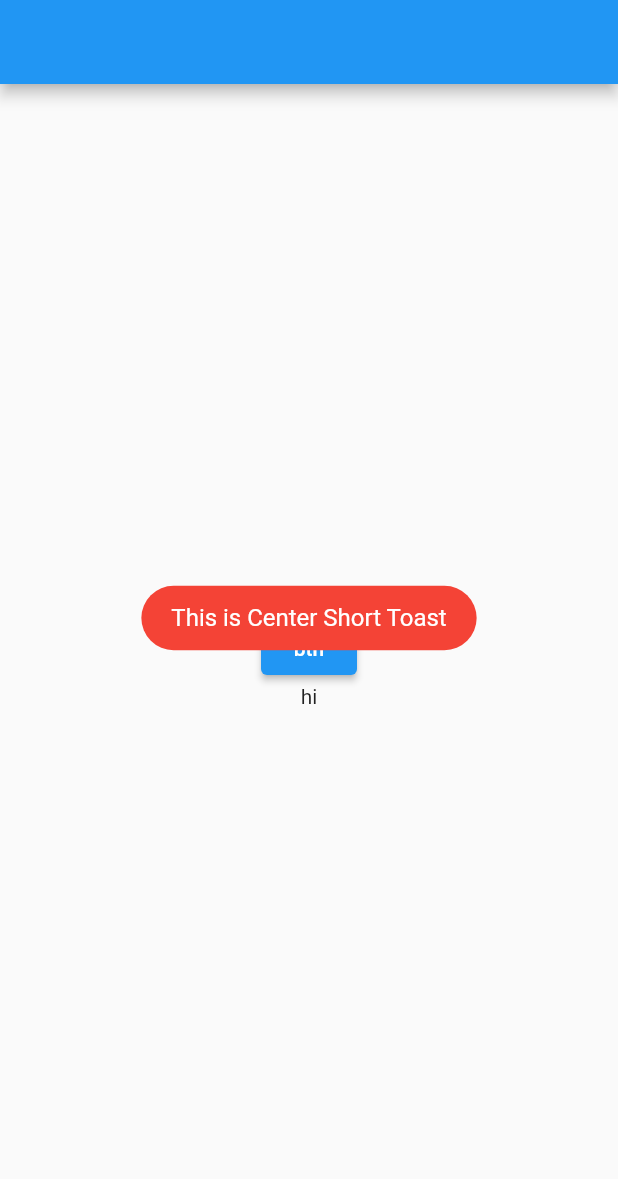
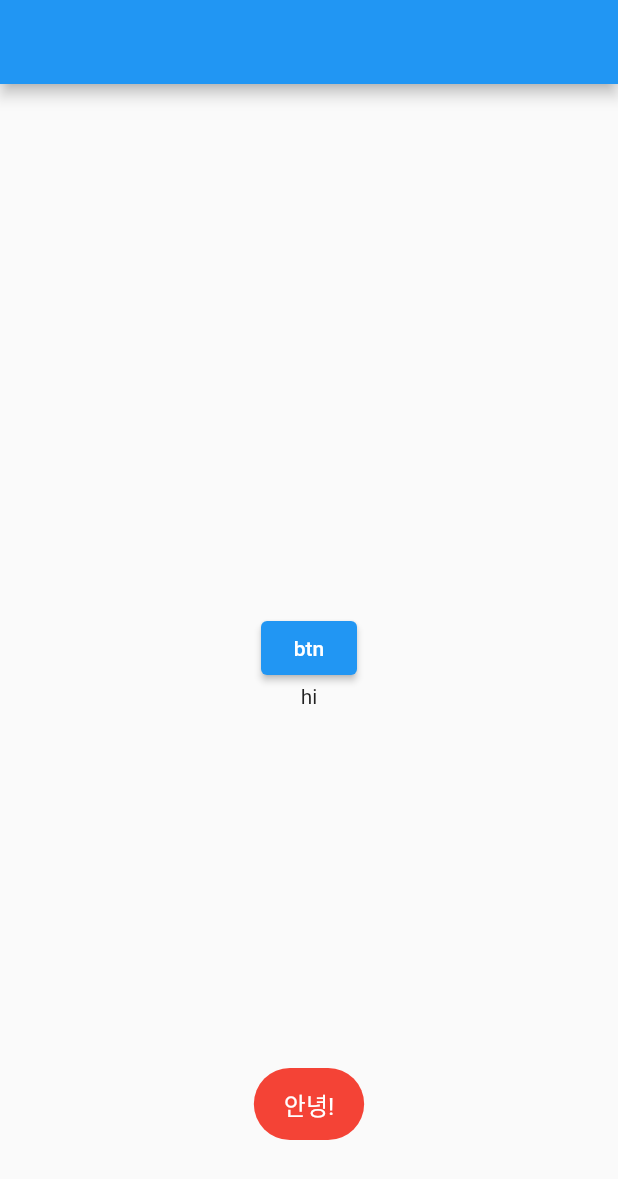
Before and after one commit to EunjoungAhn/flutter_package_test, a Flutter app: the screen it shows after launch, after a tap on "btn", on a phone screen of 412 x 824 dp. Shown: the top 1179 px of the screen. Run offline on Flutter 3.47's test engine with Material 2 defaults, Android fonts, the phone set to English and light mode, and no system bars; our stand-ins replace fluttertoast.

Commit message:
no context toast 생성

```diff
--- a/lib/page/home_page.dart
+++ b/lib/page/home_page.dart
@@ -19,9 +19,9 @@ class _HomePageState extends State<HomePage> {
         children: [
           ElevatedButton(onPressed: () {
             Fluttertoast.showToast(
-                msg: "This is Center Short Toast",
+                msg: "안녕!",
                 toastLength: Toast.LENGTH_SHORT,
-                gravity: ToastGravity.CENTER,
+                gravity: ToastGravity.BOTTOM,
                 timeInSecForIosWeb: 1,
                 backgroundColor: Colors.red,
                 textColor: Colors.white,
```
